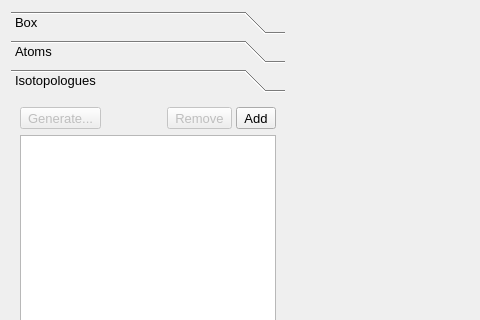
disorderedmaterials/dissolve, file src/gui/speciesTab.ui: the form before one commit; both pictures show x 0 to 480 and y 0 to 320 of the 1087 by 816 pixel window.
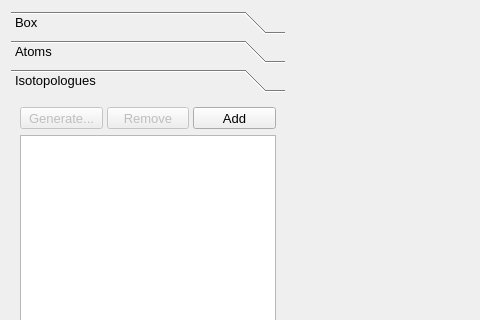
The form after the commit. The open tabs and pages were chosen to show the change. Icons and pictures are not drawn. Custom widgets are drawn as their Qt base class.

What changed in the file:
```diff
--- a/src/gui/speciesTab.ui
+++ b/src/gui/speciesTab.ui
@@ -634,7 +634,7 @@
        <rect>
         <x>0</x>
         <y>0</y>
-        <width>311</width>
+        <width>274</width>
         <height>678</height>
        </rect>
       </property>
@@ -688,22 +688,6 @@
            </property>
           </widget>
          </item>
-         <item>
-          <spacer name="horizontalSpacer_2">
-           <property name="orientation">
-            <enum>Qt::Horizontal</enum>
-           </property>
-           <property name="sizeType">
-            <enum>QSizePolicy::MinimumExpanding</enum>
-           </property>
-           <property name="sizeHint" stdset="0">
-            <size>
-             <width>40</width>
-             <height>20</height>
-            </size>
-           </property>
-          </spacer>
-         </item>
          <item>
           <widget class="QToolButton" name="IsotopologueRemoveButton">
            <property name="enabled">
```
Left out of the diff: 15 changed lines with no effect on the pictures. Lines whose indentation alone changed are shown as unchanged.
